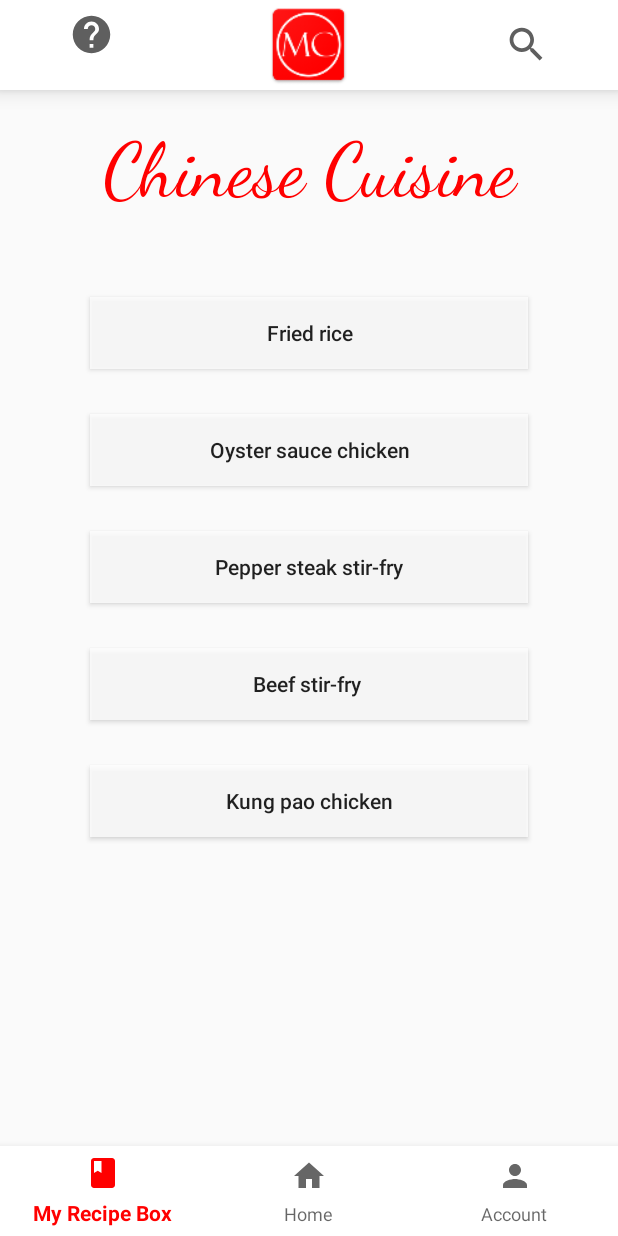
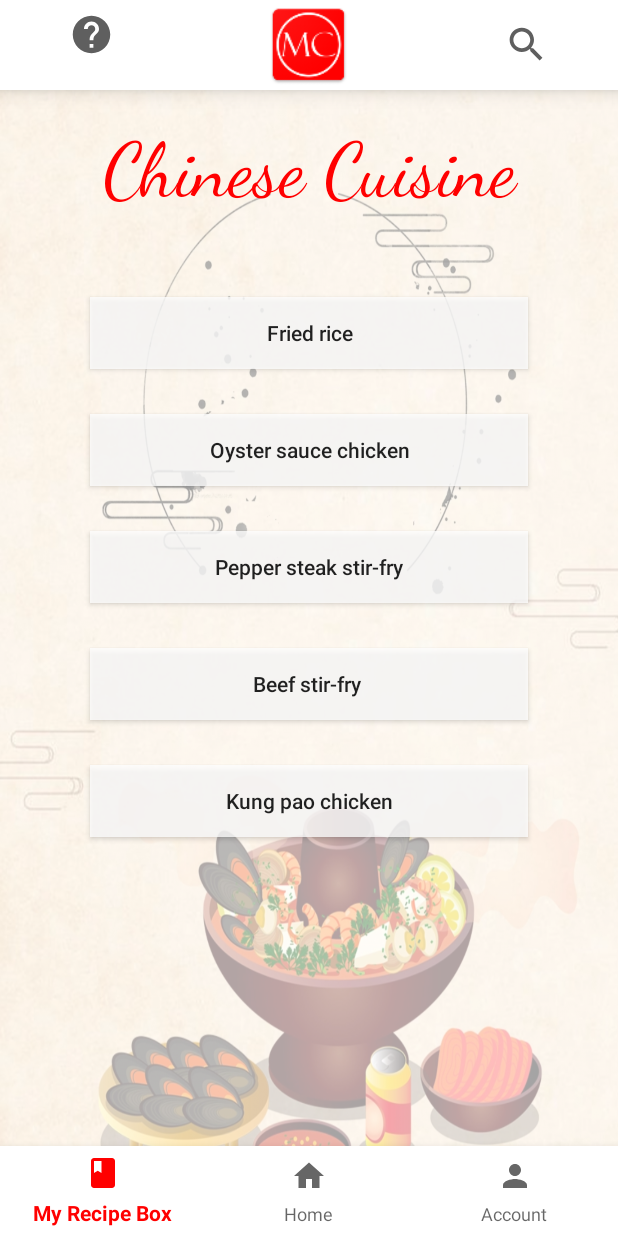
Before and after one commit to Sourced-Ink/MyChefApplication, an Android app: the layout activity_chineseactivity.xml on its own in the app's theme, with its tools: preview values and no code run, on a phone screen of 412 x 824 dp. Run offline under Robolectric (Android 15) with nearby library versions, the phone set to English and light mode, and no system bars; Roboto replaces fonts that are not available here.

Commit message:
findish up

```diff
--- a/app/src/main/res/layout/activity_chineseactivity.xml
+++ b/app/src/main/res/layout/activity_chineseactivity.xml
@@ -5,7 +5,15 @@
     xmlns:tools="http://schemas.android.com/tools"
     android:layout_width="match_parent"
     android:layout_height="match_parent"
+    android:background="@drawable/china"
+
     tools:context=".MainActivity">
+
+    <ImageView
+        android:layout_width="match_parent"
+        android:layout_height="match_parent"
+        android:background="#A4FFFFFF"
+        />
 
     <LinearLayout
         android:layout_width="match_parent"
--- a/app/src/main/res/layout/activity_frenchactivity.xml
+++ b/app/src/main/res/layout/activity_frenchactivity.xml
@@ -5,8 +5,14 @@
     xmlns:tools="http://schemas.android.com/tools"
     android:layout_width="match_parent"
     android:layout_height="match_parent"
+    android:background="@drawable/crossant"
     tools:context=".MainActivity">
 
+    <ImageView
+        android:layout_width="match_parent"
+        android:layout_height="match_parent"
+        android:background="#75FFFFFF"
+        />
     <LinearLayout
         android:layout_width="match_parent"
         android:layout_height="match_parent"
```
Also changed, not shown: app/src/main/res/drawable-mdpi/china.jpg (added), app/src/main/res/drawable-mdpi/crossant.jpg (added).
